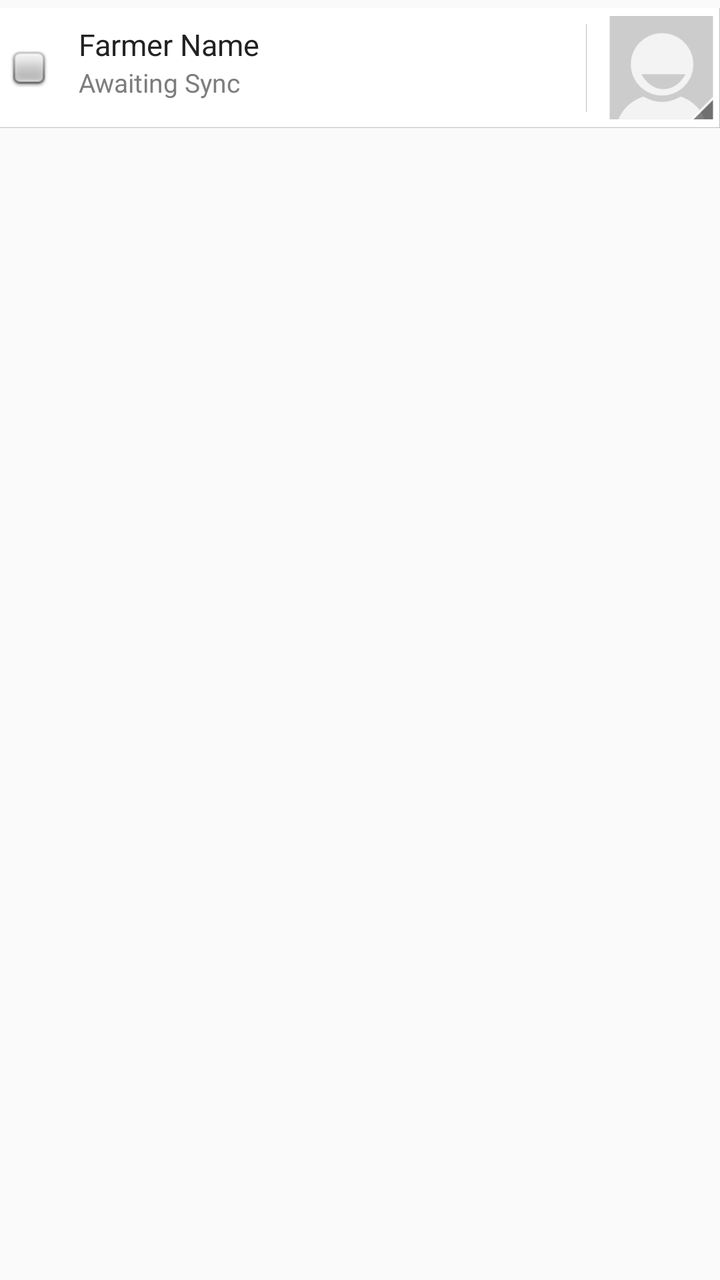
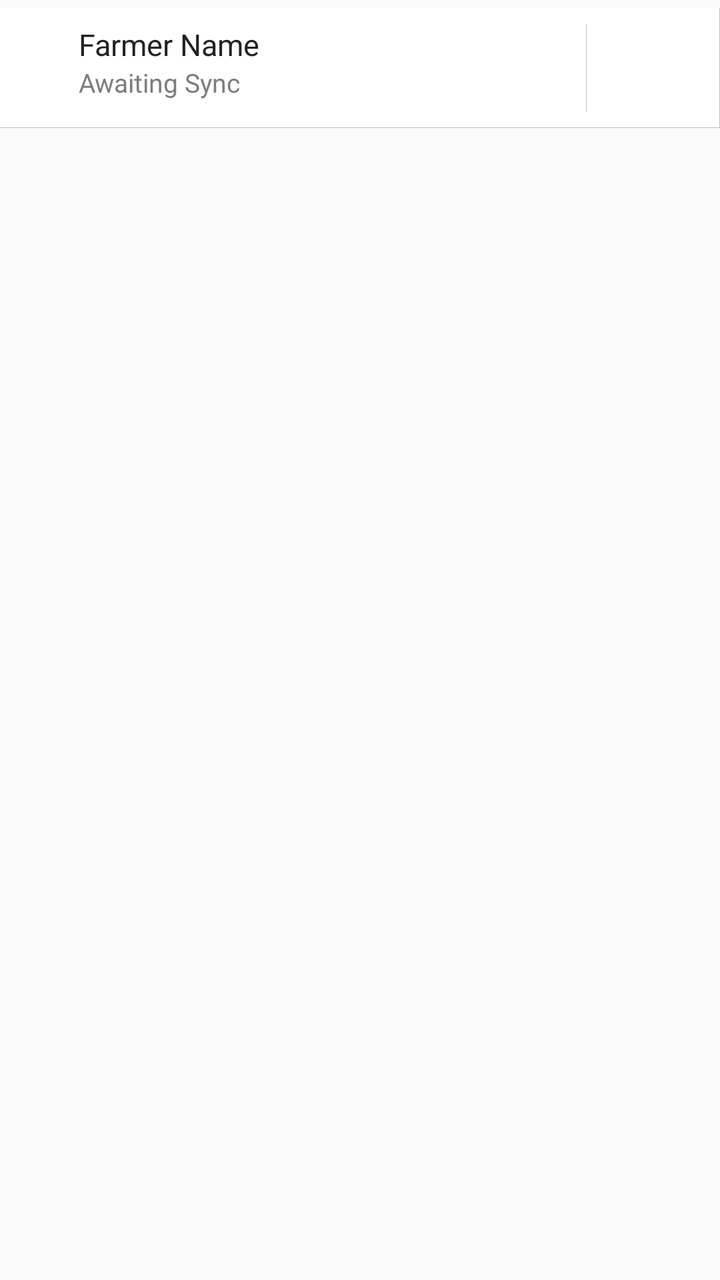

An Android layout rendered at two revisions. The XML below is the earlier revision; the diff shows what the commit changed to produce the second picture.
<!-- AndroidManifest.xml: application theme AppCompactTheme -->
<!-- res/layout/listview_attendee_list.xml -->
<?xml version="1.0" encoding="utf-8"?>
<LinearLayout xmlns:android="http://schemas.android.com/apk/res/android"
    xmlns:tools="http://schemas.android.com/tools"
    android:orientation="vertical"
    android:layout_width="match_parent"
    android:layout_height="wrap_content"
    android:paddingTop="@dimen/ofis_list_itemseparator"
    android:paddingBottom="@dimen/ofis_list_itemseparator">


    <LinearLayout
        android:orientation="horizontal"
        android:layout_width="match_parent"
        android:id="@+id/rowlin"
        android:layout_height="wrap_content"
        android:minHeight="60dp"
        android:background="@drawable/list_item"
        android:baselineAligned="false"
        android:weightSum="12"
        tools:ignore="UselessParent">

        <LinearLayout
            android:layout_width="0dp"
            android:layout_height="match_parent"
            android:layout_weight="1"
            android:orientation="vertical"
            android:gravity="center"
            tools:ignore="UseCompoundDrawables">

            <TextView
                android:layout_width="0dp"
                android:layout_height="0dp"
                android:visibility="gone"
                android:text="false"
                android:id="@+id/attendeeStatus"
                tools:ignore="HardcodedText" />

            <ImageView
                android:layout_width="wrap_content"
                android:layout_height="wrap_content"
                android:id="@+id/cbImage"
                android:contentDescription="@string/checkbox_image"
                android:src="@android:drawable/checkbox_off_background"/>

        </LinearLayout>

        <LinearLayout
            android:orientation="vertical"
            android:layout_width="0dp"
            android:layout_height="match_parent"
            android:id="@+id/itemTextContainer"
            android:layout_marginTop="8dp"
            android:layout_marginBottom="8dp"
            android:layout_marginEnd="8dp"
            android:layout_marginRight="8dp"
            android:background="@drawable/right_border"
            android:paddingLeft="10dp"
            android:paddingRight="10dp"
            android:layout_weight="9">

            <TextView
                android:layout_width="match_parent"
                android:layout_height="wrap_content"
                android:text="@string/Farmer_Name"
                android:id="@+id/farmerListFarmerName"
                android:textColor="@color/ofis_base_font_dark"
                android:textSize="@dimen/ofis_med_text" />
            <TextView
                android:layout_width="wrap_content"
                android:layout_height="wrap_content"
                android:text="@string/Awaiting_Sync"
                android:id="@+id/farmerListOlamFarmerId"
                android:textColor="@color/ofis_list_item_subtitle"
                android:textSize="@dimen/ofis_small_text" />
        </LinearLayout>

        <LinearLayout
            android:layout_width="0dp"
            android:layout_height="match_parent"
            android:layout_weight="2">
            <ImageView
                android:layout_width="wrap_content"
                android:layout_height="wrap_content"
                android:adjustViewBounds="true"
                android:scaleType="fitCenter"
                android:id="@+id/farmerListIcon"
                android:src="@drawable/ic_status_no_photo"
                android:contentDescription="@string/Farmer_Photo"
                android:layout_gravity="center_vertical"
                android:maxHeight="60dp" />
        </LinearLayout>
    </LinearLayout>

</LinearLayout>
<!-- resources referenced by this layout -->
<resources>
  <color name="ofis_base_font_dark">#222222</color>
  <color name="ofis_list_item_subtitle">#7d7d7d</color>
  <dimen name="ofis_list_itemseparator">4dp</dimen>
  <dimen name="ofis_med_text">15sp</dimen>
  <dimen name="ofis_small_text">13sp</dimen>
  <!-- drawable ic_status_no_photo: png bitmap (drawable-hdpi, 2672 bytes) -->
  <!-- drawable list_item (drawable) -->
  <?xml version="1.0" encoding="utf-8"?>
  <layer-list xmlns:android="http://schemas.android.com/apk/res/android">
      <item
          android:right="-3dp"
          android:left="-3dp"
          android:top="-3dp"
          android:bottom="-2dp">
          <shape android:shape="rectangle">
              <solid android:color="@color/ofis_list_item_background"/>
              <stroke
                  android:color="@color/ofis_list_item_border"
                  android:width="@dimen/ofis_list_itemborder" />
          </shape>
          </item>
  </layer-list>
  <!-- drawable right_border (drawable) -->
  <?xml version="1.0" encoding="utf-8"?>
  <layer-list xmlns:android="http://schemas.android.com/apk/res/android">
      <item
          android:bottom="-3dp"
          android:left="-3dp"
          android:top="-3dp"
          android:right="-2dp">
          <shape android:shape="rectangle">
              <solid android:color="@android:color/transparent"/>
              <stroke
                  android:color="@color/ofis_list_item_border"
                  android:width="@dimen/ofis_list_itemborder" />
          </shape>
          </item>
  </layer-list>
  <string name="Awaiting_Sync">Awaiting Sync</string>
  <string name="Farmer_Name">Farmer Name</string>
  <string name="Farmer_Photo">Farmer Photo</string>
  <string name="checkbox_image">Checkbox Image</string>
  <style name="AppCompactTheme" parent="Theme.AppCompat.Light">
          
          <item name="android:spinnerStyle">@android:style/Widget.Holo.Light.Spinner</item>
          <item name="android:spinnerItemStyle">@style/SpinnerItem</item>
          <item name="android:spinnerDropDownItemStyle">@style/SpinnerItem.DropDownItem</item>
          <item name="android:dropDownListViewStyle">@style/StandardSpinner</item>
          <item name="android:actionBarStyle">@style/AppTheme.ActionBarStyle</item>
      </style>
  <color name="ofis_list_item_background">#ffffff</color>
  <color name="ofis_list_item_border">#40000000</color>
  <dimen name="ofis_list_itemborder">1px</dimen>
  <style name="SpinnerItem" parent="Widget.AppCompat.TextView.SpinnerItem">
          <item name="android:textColor">@color/ofis_base_font_white</item>
          <item name="android:textSize">@dimen/ofis_spinner_text</item>
      </style>
  <style name="SpinnerItem.DropDownItem" parent="Widget.AppCompat.Light.DropDownItem.Spinner">
          <item name="android:textColor">@color/ofis_text_field</item>
          <item name="android:background">@color/ofis_spinner_item_background</item>
      </style>
  <style name="StandardSpinner" parent="Widget.AppCompat.ListView.DropDown">
          <item name="android:dividerHeight">@dimen/ofis_spinner_itemseparator</item>
          <item name="android:divider">@color/ofis_spinner_divider</item>
      </style>
  <style name="AppTheme.ActionBarStyle" parent="Theme.AppCompat.Light">
          <item name="android:titleTextStyle">@style/AppTheme.ActionBar.TitleTextStyle</item>
      </style>
  <color name="ofis_base_font_white">#ffffff</color>
  <dimen name="ofis_spinner_text">14sp</dimen>
  <color name="ofis_text_field">#DE000000</color>
  <color name="ofis_spinner_item_background">@color/ofis_actionbar_background</color>
  <dimen name="ofis_spinner_itemseparator">1dp</dimen>
  <color name="ofis_spinner_divider">#ff333333</color>
  <style name="AppTheme.ActionBar.TitleTextStyle" parent="android:TextAppearance">
          <item name="android:textSize">@dimen/ofis_med_text</item>
      </style>
  <color name="ofis_actionbar_background">#dddddd</color>
</resources>

<!-- the commit's change to res/layout/listview_attendee_list.xml (unified diff, before → after) -->
@@ -1,5 +1,6 @@
 <?xml version="1.0" encoding="utf-8"?>
 <LinearLayout xmlns:android="http://schemas.android.com/apk/res/android"
+    xmlns:app="http://schemas.android.com/apk/res-auto"
     xmlns:tools="http://schemas.android.com/tools"
     android:orientation="vertical"
     android:layout_width="match_parent"
@@ -40,7 +41,7 @@
                 android:layout_height="wrap_content"
                 android:id="@+id/cbImage"
                 android:contentDescription="@string/checkbox_image"
-                android:src="@android:drawable/checkbox_off_background"/>
+                app:srcCompat="@android:drawable/checkbox_off_background"/>
 
         </LinearLayout>
 
@@ -84,7 +85,7 @@
                 android:adjustViewBounds="true"
                 android:scaleType="fitCenter"
                 android:id="@+id/farmerListIcon"
-                android:src="@drawable/ic_status_no_photo"
+                app:srcCompat="@drawable/ic_status_no_photo"
                 android:contentDescription="@string/Farmer_Photo"
                 android:layout_gravity="center_vertical"
                 android:maxHeight="60dp" />
<!-- resource entries referenced after the edit -->
@@ -44,11 +44,13 @@
   <string name="checkbox_image">Checkbox Image</string>
   <style name="AppCompactTheme" parent="Theme.AppCompat.Light">
           
-          <item name="android:spinnerStyle">@android:style/Widget.Holo.Light.Spinner</item>
+          <item name="spinnerStyle">@android:style/Widget.Holo.Light.Spinner</item>
           <item name="android:spinnerItemStyle">@style/SpinnerItem</item>
-          <item name="android:spinnerDropDownItemStyle">@style/SpinnerItem.DropDownItem</item>
-          <item name="android:dropDownListViewStyle">@style/StandardSpinner</item>
-          <item name="android:actionBarStyle">@style/AppTheme.ActionBarStyle</item>
+          <item name="spinnerDropDownItemStyle">@style/SpinnerItem.DropDownItem</item>
+          <item name="dropDownListViewStyle">@style/StandardSpinner</item>
+  
+          <item name="actionBarStyle">@style/AppTheme.ActionBarStyle</item>
+  
       </style>
   <color name="ofis_list_item_background">#ffffff</color>
   <color name="ofis_list_item_border">#40000000</color>
@@ -59,14 +61,14 @@
       </style>
   <style name="SpinnerItem.DropDownItem" parent="Widget.AppCompat.Light.DropDownItem.Spinner">
           <item name="android:textColor">@color/ofis_text_field</item>
-          <item name="android:background">@color/ofis_spinner_item_background</item>
+          <item name="background">@color/ofis_spinner_item_background</item>
       </style>
   <style name="StandardSpinner" parent="Widget.AppCompat.ListView.DropDown">
           <item name="android:dividerHeight">@dimen/ofis_spinner_itemseparator</item>
-          <item name="android:divider">@color/ofis_spinner_divider</item>
+          <item name="divider">@color/ofis_spinner_divider</item>
       </style>
   <style name="AppTheme.ActionBarStyle" parent="Theme.AppCompat.Light">
-          <item name="android:titleTextStyle">@style/AppTheme.ActionBar.TitleTextStyle</item>
+          <item name="titleTextStyle">@style/AppTheme.ActionBar.TitleTextStyle</item>
       </style>
   <color name="ofis_base_font_white">#ffffff</color>
   <dimen name="ofis_spinner_text">14sp</dimen>
@@ -75,8 +77,10 @@
   <dimen name="ofis_spinner_itemseparator">1dp</dimen>
   <color name="ofis_spinner_divider">#ff333333</color>
   <style name="AppTheme.ActionBar.TitleTextStyle" parent="android:TextAppearance">
-          <item name="android:textSize">@dimen/ofis_med_text</item>
+          <item name="android:textSize">@dimen/ofis_large_text</item>
+          <item name="android:textStyle">bold</item>
       </style>
   <color name="ofis_actionbar_background">#dddddd</color>
+  <dimen name="ofis_large_text">17sp</dimen>
 </resources>
 
